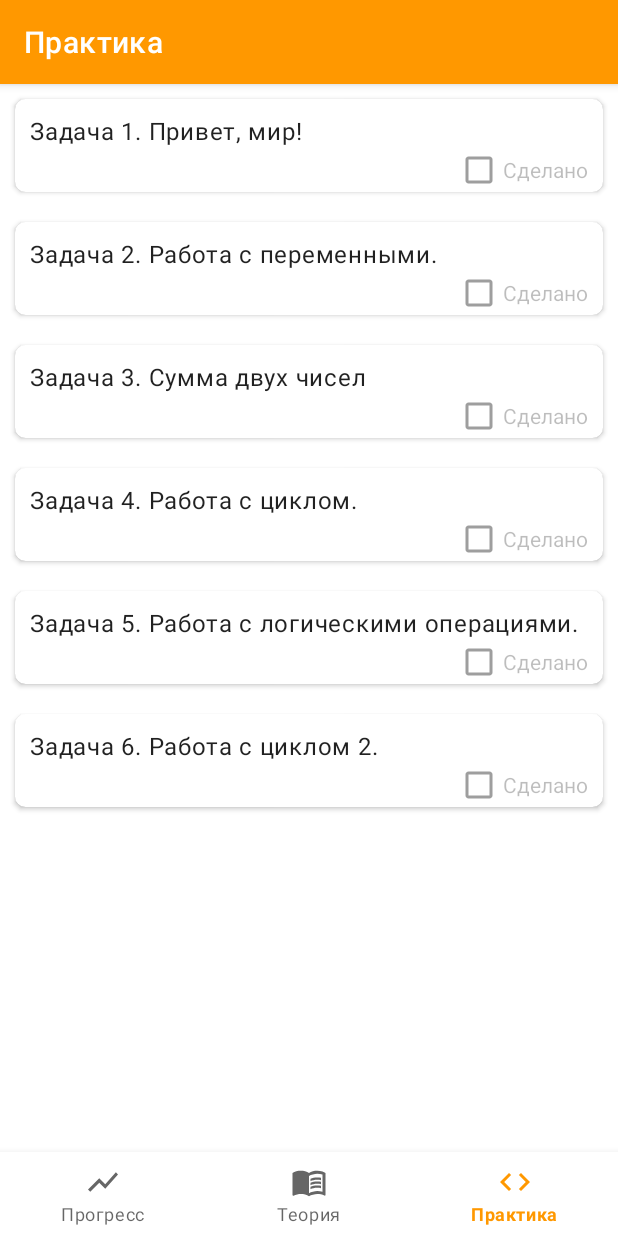
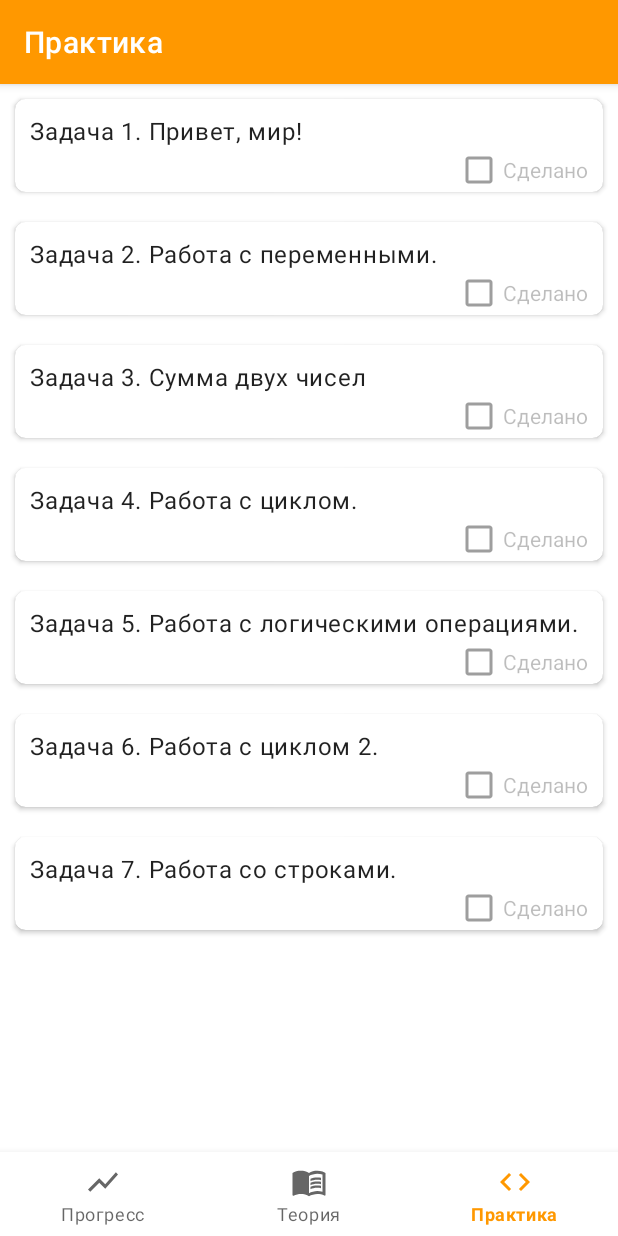
Before and after one commit to Snow4DV/JavaEdu, an Android app: the screen it shows after launch (MainActivity), item 3 of the bottom bar chosen, on a phone screen of 412 x 824 dp. Run offline under Robolectric (Android 15) with nearby library versions, the phone set to English and light mode, and no system bars; our stand-ins replace navigation-ui; libraries missing offline, so code that uses them is left out: io.noties.markwon.

Commit message:
New studying articles + 2 new tasks

````diff
--- a/app/src/main/java/itacademy/snowadv/javaedu/data/TaskData.java
+++ b/app/src/main/java/itacademy/snowadv/javaedu/data/TaskData.java
@@ -90,6 +90,10 @@ public class TaskData {
                                 " Найдите сумму всех введённых чисел.\nПример ввода: 3 1 2 3\nПример" +
                                 " вывода: 6 (без переноса на след. строку, пробелов)", "9",
                         "6 1 1 1 5 1 0", 5);
+            case 6:
+                return new TaskData("Задача 7. Работа со строками.",
+                        "Считайте строки, разделённые пробелом и выведите 1, если они равны, и 0, если они не равны.", "1",
+                        "str str", 6);
         }
         return null;
     }
--- a/app/src/main/java/itacademy/snowadv/javaedu/data/UserData.java
+++ b/app/src/main/java/itacademy/snowadv/javaedu/data/UserData.java
@@ -11,11 +11,11 @@ public class UserData {
     private int tasksDoneAmount = 0;
     private int dailyGoal = 3;
 
-    public static final int THEORY_AMOUNT = 5;
-    public static final int TASKS_AMOUNT = 6;
+    public static final int THEORY_AMOUNT = 8;
+    public static final int TASKS_AMOUNT = 7;
 
-    private final Boolean[] theoryStatuses = {false,false,false,false,false};
-    private final Boolean[] tasksStatuses = {false,false,false,false,false,false};
+    private final Boolean[] theoryStatuses = {false,false,false,false,false, false, false, false};
+    private final Boolean[] tasksStatuses = {false,false,false,false,false,false, false};
 
     private String lastDailyResetDate;
 
@@ -123,6 +123,12 @@ public class UserData {
                 return R.string.theory_4;
             case 4:
                 return R.string.theory_5;
+            case 5:
+                return R.string.theory_6;
+            case 6:
+                return R.string.theory_7;
+            case 7:
+                return R.string.theory_8;
         }
     }
 
--- a/app/src/main/res/values/strings.xml
+++ b/app/src/main/res/values/strings.xml
@@ -34,13 +34,13 @@ public class MyProgram{\n
 \t\tSystem.out.println("Hello, world!");\n
 \t}\n
 }\n
-```\nЯ уверен, что вы с этим уже знакомы, т.к. курс рассчитан на тех, кто уже знает язык C++, просто напомнил :). Java находится в семействе *си-подобных* языков, так что изучать её вам будет гораздо проще.\nПотренируйтесь, решая практическое задание 1.</string>
+```\nПотренируйтесь, решая практическое задание 1.</string>
 
 
     <string name="theory_3"># Теоретический материал 3. Ввод из консоли.\n Ввод в языке Java может осуществляться многими способами: существуют классы-потоки (Stream) для чтения из любого источника,
-    но на текущий момент нам интересен ввод из консоли самым простым и удобным образом. И для этого программисты, работающие над языком Java, создали Scanner - удобный класс (смысл классов тот же, что и в C++), используемый для чтения из любого потока.
+    но на текущий момент нам интересен ввод из консоли самым простым и удобным образом. И для этого программисты, работающие над языком Java, создали Scanner - удобный класс, используемый для чтения из любого потока.
      Потоком в нашем случае будет являться System.in - входной поток консоли. Создать объект Scanner можно следующим образом:\n```\n
-    Scanner s = new Scanner(System.in);\n```\n(Оператор new возвращает указатель объект конструктора, с ним вы тоже можете быть знакомы по языку C++)\n
+    Scanner s = new Scanner(System.in);\n```\n(Оператор new возвращает указатель объект конструктора)\n
     Для того, чтобы считать число, воспользуйтесь методом s.nextInt() (где s - объект ранее созданного Scanner-а), который возвращает целочисленное значение типа int, для считывания строки
     можно использовать s.nextLine() (возвращает строку String) и s.next()  для того, чтобы получить ввод до пробела (Возвращает строку String).
     Для считывания double подойдет метод s.nextDouble()\n P.S. Для использования сканера нужно его импортировать:\n```\nimport java.util.Scanner;\n```\n (импорты находятся перед заголовком файла)</string>
@@ -82,19 +82,33 @@ public class MyProgram{\n
     if (i == 2) continue;\n System.out.print(i)\n}\n```\nЭтот цикл выведет все числа от 0 до 4,
         кроме двойки: "0134"</string>
     <string name="theory_5"># Теоретический материал 5. Логические операторы.\nВ Java есть следующие логические операторы:\n
-    * &amp;	Логическое AND (И)
-* &amp;&amp;	Сокращённое AND
-* |	Логическое OR (ИЛИ)
-* ||	Сокращённое OR
-* ^	Логическое XOR (исключающее OR (ИЛИ))
-* !	Логическое унарное NOT (НЕ)
-* &amp;=	AND с присваиванием
-* |=	OR с присваиванием
-* ^=	XOR с присваиванием
-* ==	Равно
-* !=	Не равно
-* ?:	Тернарный (троичный) условный оператор\nКак и в C++, эти операции могут выполняться как над
+    * &amp;	Логическое AND (И)\n
+* &amp;&amp;	Сокращённое AND\n
+* |	Логическое OR (ИЛИ)\n
+* ||	Сокращённое OR\n
+* ^	Логическое XOR (исключающее OR (ИЛИ))\n
+* !	Логическое унарное NOT (НЕ)\n
+* &amp;=	AND с присваиванием\n
+* |=	OR с присваиванием\n
+* ^=	XOR с присваиванием\n
+* ==	Равно\n
+* !=	Не равно\n
+* ?:	Тернарный (троичный) условный оператор\n&lt;br&gt;\n\nКак и в C++, эти операции могут выполняться как над
     переменными типа boolean, так и над числами (в качестве побитовых операций).</string>
+    <string name="theory_6"># Теоретический материал 6. Непримитивные типы.\nВ Java, кроме примитивных типов, бывают также непримитивные.\nНепримитивными типами данных являются те типы данных,
+    доступ к которым можно получить только с помощью ссылки. Если вы знакомы с концепцией наследования, то все непримитивные объекты наследуются от класса Object. Таким образом, любой непримитивный объект -
+    объект, который реализует весь функционал Object. Хранится при этом в переменной не экземпляр объекта, а ссылка на экземпляр объекта в памяти, поэтому при передаче его в функцию, новый объект не создается:
+     функция получает доступ к старому объекту.\nИнициализирован любой объект может быть с помощью new, причем конструктор может быть как параметризированным, так и стандартным:\n```\nObject object = new Object();\nString string = new String("Hello world!");\n```\n
+    </string>
+    <string name="theory_7"># Теоретический материал 7. Массивы.\nВ Java также существуют массивы, использование
+        которых часто требуется в процессе решения задач. В Java массив из любых объектов (будь то примитивные типы данных или ссылочные) обозначается добавлением
+    квадратных скобок ([]) после указания типа данных, которые будут храниться в массиве. Массив - ссылочный тип, так что инициализировать его нужно с помощью оператора new следующим
+    образом:\n```\nint[] array = new int[10];\n```\n. В квадратных скобках после оператора new нужно указать размер массива.\nМожно также инициализировать его другим способом, задав значения:\n
+    ```\nint[] array = {1,2,3,4,5,6,7,8,9,10};\n```\nТеперь элементы массива будут инициализированы заранее указанными значениями.\nВажно! Если тип примитивный, то он не может принимать значение null,\n
+     следовательно, примитивные типы всегда инициализируются с определенным значением (у логических переменных - false, у целых - 0 и т.д.)</string>
+    <string name="theory_8"># Теоретический материал 8. Строки\nСтроки в Java являются непримитивным типом, что немного (но не сильно) усложняет работу с ними. Если сравнивать их с помощью оператора ==, то будут сравнены ссылки на объекты, а не сами строки.\n
+    Следовательно, одинаковые по содержанию, но располагающиеся в разных местах памяти строки не будут равны. Для сравнения строк у класса String существует нестатичный (вызываемый на объекте строки) метод .equals(), в качестве параметра в который нужно передать строку, с которой
+     будет сравнён объект, на котором вызывался этот метод. Инициализировать же строки легко следующим образом:\n```\nString string = "Hello world!"\n```\n</string>
     <string name="task_title">Решение задачи</string>
     <string-array name="theory">
         <item>@string/theory_1</item>
@@ -102,6 +116,9 @@ public class MyProgram{\n
         <item>@string/theory_3</item>
         <item>@string/theory_4</item>
         <item>@string/theory_5</item>
+        <item>@string/theory_6</item>
+        <item>@string/theory_7</item>
+        <item>@string/theory_8</item>
     </string-array>
 
 </resources>
````
